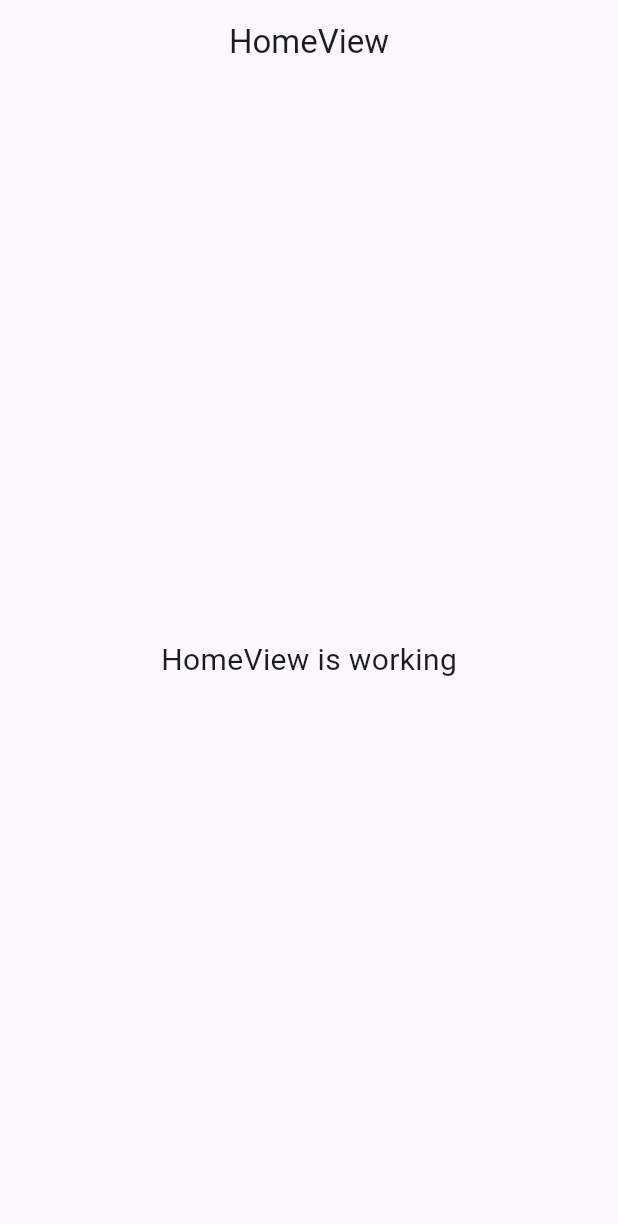
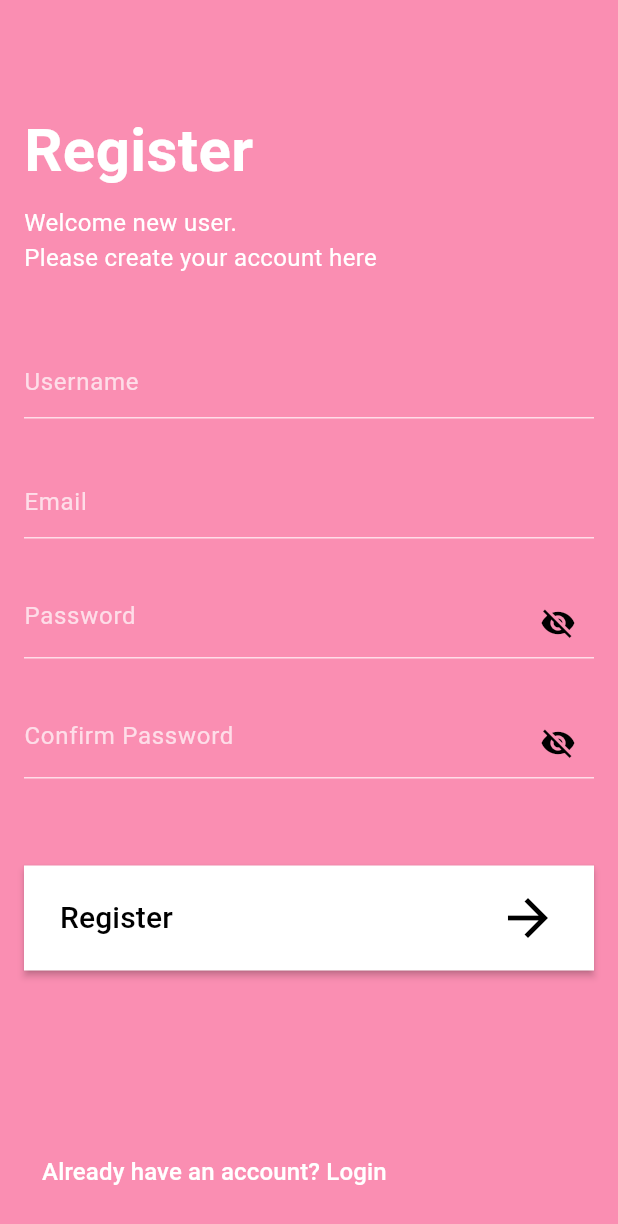
Before and after one commit to ArifSanPinim09/pretest_2, a Flutter app: the screen it shows after launch, on a phone screen of 412 x 824 dp. Shown: the top 1224 px of the screen. Run offline on Flutter 3.47's test engine with Material 3 defaults, Android fonts, the phone set to English and light mode, and no system bars; our stand-ins replace firebase_auth, firebase_core, get; accounts and stored records are empty.

Commit message:
add regiter view and fitur register

```diff
--- /dev/null
+++ b/lib/app/modules/register/bindings/register_binding.dart
@@ -0,0 +1,12 @@
+import 'package:get/get.dart';
+
+import '../controllers/register_controller.dart';
+
+class RegisterBinding extends Bindings {
+  @override
+  void dependencies() {
+    Get.lazyPut<RegisterController>(
+      () => RegisterController(),
+    );
+  }
+}
--- /dev/null
+++ b/lib/app/modules/register/controllers/register_controller.dart
@@ -0,0 +1,34 @@
+import 'package:firebase_auth/firebase_auth.dart';
+import 'package:get/get.dart';
+
+class RegisterController extends GetxController {
+  final FirebaseAuth _auth = FirebaseAuth.instance;
+
+  RxBool isLoading = false.obs;
+
+  Future<void> register({
+    required String email,
+    required String password,
+    required String username,
+  }) async {
+    try {
+      isLoading.value = true;
+      final UserCredential userCredential = await _auth
+          .createUserWithEmailAndPassword(email: email, password: password);
+
+      await userCredential.user?.updateDisplayName(username);
+      Get.snackbar('Success', 'Registration successful');
+      Get.offAllNamed('/login');
+    } on FirebaseAuthException catch (e) {
+      String message = 'An error occurred';
+      if (e.code == 'weak-password') {
+        message = 'The password provided is too weak';
+      } else if (e.code == 'email-already-in-use') {
+        message = 'The account already exists for that email';
+      }
+      Get.snackbar('Error', message);
+    } finally {
+      isLoading.value = false;
+    }
+  }
+}
--- /dev/null
+++ b/lib/app/modules/register/views/register_view.dart
@@ -0,0 +1,142 @@
+import 'package:flutter/material.dart';
+import 'package:get/get.dart';
+import '../controllers/register_controller.dart';
+import '../../widget/button_widget.dart';
+import '../../widget/text_formfield_widget.dart';
+
+class RegisterView extends GetView<RegisterController> {
+  RegisterView({super.key});
+
+  final _formKey = GlobalKey<FormState>();
+  final _usernameController = TextEditingController();
+  final _emailController = TextEditingController();
+  final _passwordController = TextEditingController();
+  final _confirmPasswordController = TextEditingController();
+
+  @override
+  Widget build(BuildContext context) {
+    return Scaffold(
+      backgroundColor: const Color.fromARGB(255, 250, 142, 178),
+      appBar: AppBar(
+        backgroundColor: Colors.transparent,
+        elevation: 0,
+      ),
+      body: SingleChildScrollView(
+        padding: const EdgeInsets.all(16.0),
+        child: Form(
+          key: _formKey,
+          child: Column(
+            crossAxisAlignment: CrossAxisAlignment.start,
+            children: [
+              const Text(
+                "Register",
+                style: TextStyle(
+                  color: Colors.white,
+                  fontSize: 40.0,
+                  fontWeight: FontWeight.bold,
+                ),
+              ),
+              const SizedBox(height: 8.0),
+              const Text(
+                "Welcome new user.",
+                style: TextStyle(
+                  color: Colors.white,
+                  fontSize: 16.0,
+                ),
+              ),
+              const Text(
+                "Please create your account here",
+                style: TextStyle(
+                  color: Colors.white,
+                  fontSize: 16.0,
+                ),
+              ),
+              const SizedBox(height: 40.0),
+              TextFormfieldWidget(
+                controller: _usernameController,
+                hintText: "Username",
+                isPassword: false,
+                validator: (value) {
+                  if (value == null || value.isEmpty) {
+                    return 'Please enter username';
+                  }
+                  return null;
+                },
+              ),
+              const SizedBox(height: 16.0),
+              TextFormfieldWidget(
+                controller: _emailController,
+                hintText: "Email",
+                isPassword: false,
+                validator: (value) {
+                  if (value == null || value.isEmpty) {
+                    return 'Please enter email';
+                  }
+                  if (!GetUtils.isEmail(value)) {
+                    return 'Please enter valid email';
+                  }
+                  return null;
+                },
+              ),
+              const SizedBox(height: 16.0),
+              TextFormfieldWidget(
+                controller: _passwordController,
+                hintText: "Password",
+                isPassword: true,
+                validator: (value) {
+                  if (value == null || value.isEmpty) {
+                    return 'Please enter password';
+                  }
+                  if (value.length < 6) {
+                    return 'Password must be at least 6 characters';
+                  }
+                  return null;
+                },
+              ),
+              const SizedBox(height: 16.0),
+              TextFormfieldWidget(
+                controller: _confirmPasswordController,
+                hintText: "Confirm Password",
+                isPassword: true,
+                validator: (value) {
+                  if (value != _passwordController.text) {
+                    return 'Passwords do not match';
+                  }
+                  return null;
+                },
+              ),
+              const SizedBox(height: 40.0),
+              Obx(
+                () => ButtonWidget(
+                  title: "Register",
+                  isLoading: controller.isLoading.value,
+                  onPressed: () {
+                    if (_formKey.currentState!.validate()) {
+                      controller.register(
+                        email: _emailController.text,
+                        password: _passwordController.text,
+                        username: _usernameController.text,
+                      );
+                    }
+                  },
+                ),
+              ),
+              const SizedBox(height: 100.0),
+              TextButton(
+                onPressed: () => Get.toNamed('/login'),
+                child: const Text(
+                  'Already have an account? Login',
+                  style: TextStyle(
+                    color: Colors.white,
+                    fontSize: 16.0,
+                    fontWeight: FontWeight.w500,
+                  ),
+                ),
+              ),
+            ],
+          ),
+        ),
+      ),
+    );
+  }
+}
--- a/lib/app/modules/splash/controllers/splash_controller.dart
+++ b/lib/app/modules/splash/controllers/splash_controller.dart
@@ -5,7 +5,7 @@ class SplashController extends GetxController {
   void onInit() {
     super.onInit();
     Future.delayed(const Duration(seconds: 3), () {
-      Get.offAllNamed('/home');
+      Get.offAllNamed('/register');
     });
   }
 }
--- /dev/null
+++ b/lib/app/modules/widget/button_widget.dart
@@ -0,0 +1,55 @@
+import 'package:flutter/material.dart';
+
+class ButtonWidget extends StatelessWidget {
+  final String title;
+  final VoidCallback onPressed;
+  final bool isLoading;
+
+  const ButtonWidget({
+    super.key,
+    required this.title,
+    required this.onPressed,
+    this.isLoading = false,
+  });
+
+  @override
+  Widget build(BuildContext context) {
+    return Container(
+      height: 70.0,
+      width: double.infinity,
+      margin: const EdgeInsets.symmetric(vertical: 10),
+      child: ElevatedButton(
+        style: ElevatedButton.styleFrom(
+          backgroundColor: Colors.white,
+          shape: RoundedRectangleBorder(
+            borderRadius: BorderRadius.circular(0),
+          ),
+          elevation: 2,
+        ),
+        onPressed: isLoading ? null : onPressed,
+        child: isLoading
+            ? const CircularProgressIndicator(
+                color: Color.fromARGB(255, 250, 142, 178),
+              )
+            : Row(
+                mainAxisAlignment: MainAxisAlignment.spaceBetween,
+                children: [
+                  Text(
+                    title,
+                    style: const TextStyle(
+                      color: Colors.black,
+                      fontSize: 20.0,
+                      fontWeight: FontWeight.w500,
+                    ),
+                  ),
+                  const Icon(
+                    Icons.arrow_forward,
+                    color: Colors.black,
+                    size: 40.0,
+                  ),
+                ],
+              ),
+      ),
+    );
+  }
+}
--- /dev/null
+++ b/lib/app/modules/widget/text_formfield_widget.dart
@@ -0,0 +1,62 @@
+import 'package:flutter/material.dart';
+
+class TextFormfieldWidget extends StatefulWidget {
+  final TextEditingController controller;
+  final String hintText;
+  final bool isPassword;
+  final String? Function(String?)? validator;
+  final TextInputType? keyboardType;
+
+  const TextFormfieldWidget({
+    super.key,
+    required this.controller,
+    required this.hintText,
+    this.isPassword = false,
+    this.validator,
+    this.keyboardType,
+  });
+
+  @override
+  State<TextFormfieldWidget> createState() => _AuthTextFieldState();
+}
+
+class _AuthTextFieldState extends State<TextFormfieldWidget> {
+  bool _obscureText = true;
+
+  @override
+  Widget build(BuildContext context) {
+    return Padding(
+      padding: const EdgeInsets.symmetric(vertical: 8.0),
+      child: TextFormField(
+        controller: widget.controller,
+        obscureText: widget.isPassword ? _obscureText : false,
+        validator: widget.validator,
+        keyboardType: widget.keyboardType,
+        style: const TextStyle(color: Colors.white),
+        decoration: InputDecoration(
+          hintText: widget.hintText,
+          hintStyle: const TextStyle(color: Colors.white70),
+          enabledBorder: const UnderlineInputBorder(
+            borderSide: BorderSide(color: Colors.white70),
+          ),
+          focusedBorder: const UnderlineInputBorder(
+            borderSide: BorderSide(color: Colors.white),
+          ),
+          suffixIcon: widget.isPassword
+              ? IconButton(
+                  icon: Icon(
+                    _obscureText ? Icons.visibility_off : Icons.visibility,
+                    color: Colors.black,
+                  ),
+                  onPressed: () {
+                    setState(() {
+                      _obscureText = !_obscureText;
+                    });
+                  },
+                )
+              : null,
+        ),
+      ),
+    );
+  }
+}
--- a/lib/app/routes/app_pages.dart
+++ b/lib/app/routes/app_pages.dart
@@ -2,6 +2,8 @@ import 'package:get/get.dart';
 
 import '../modules/home/bindings/home_binding.dart';
 import '../modules/home/views/home_view.dart';
+import '../modules/register/bindings/register_binding.dart';
+import '../modules/register/views/register_view.dart';
 import '../modules/splash/bindings/splash_binding.dart';
 import '../modules/splash/views/splash_view.dart';
 
@@ -23,5 +25,10 @@ class AppPages {
       page: () => const SplashView(),
       binding: SplashBinding(),
     ),
+    GetPage(
+      name: _Paths.REGISTER,
+      page: () => RegisterView(),
+      binding: RegisterBinding(),
+    ),
   ];
 }
--- a/lib/app/routes/app_routes.dart
+++ b/lib/app/routes/app_routes.dart
@@ -5,10 +5,12 @@ abstract class Routes {
   Routes._();
   static const HOME = _Paths.HOME;
   static const SPLASH = _Paths.SPLASH;
+  static const REGISTER = _Paths.REGISTER;
 }
 
 abstract class _Paths {
   _Paths._();
   static const HOME = '/home';
   static const SPLASH = '/splash';
+  static const REGISTER = '/register';
 }
```
